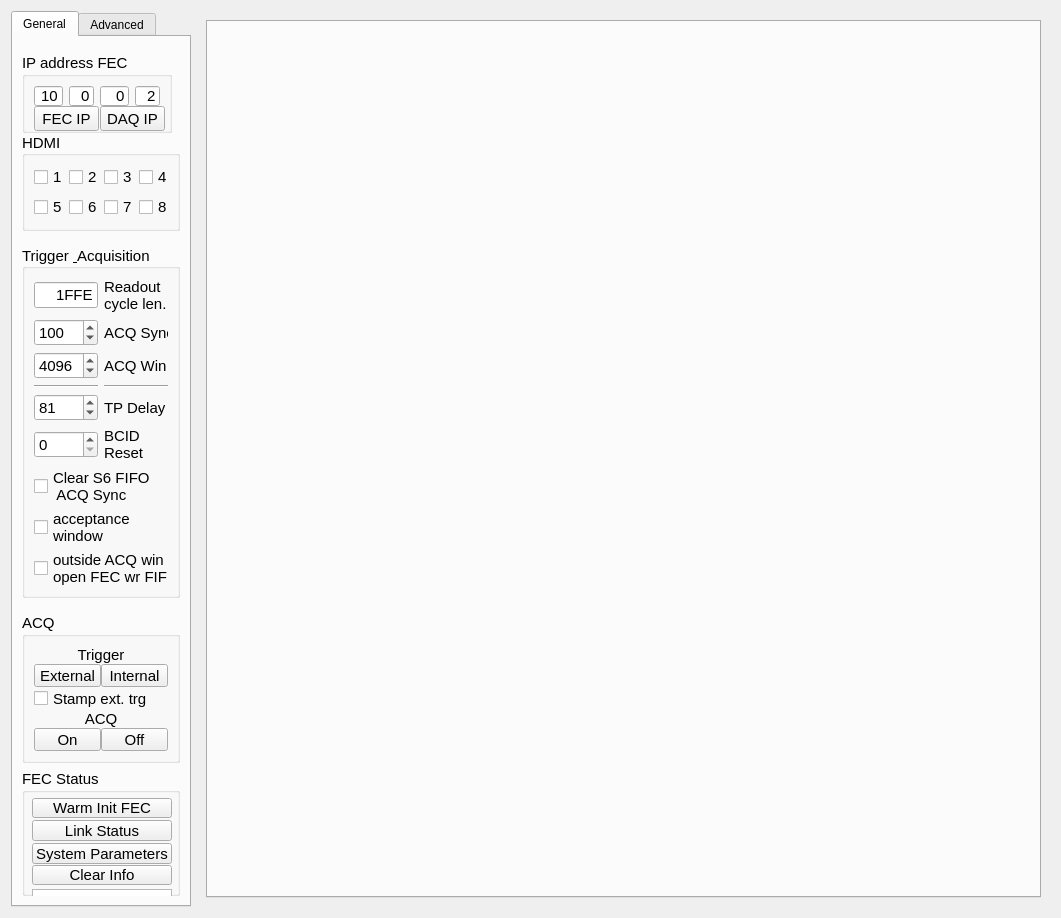
YanzhaoW/vmmsc, file src/fec_window.ui: the form before one commit.
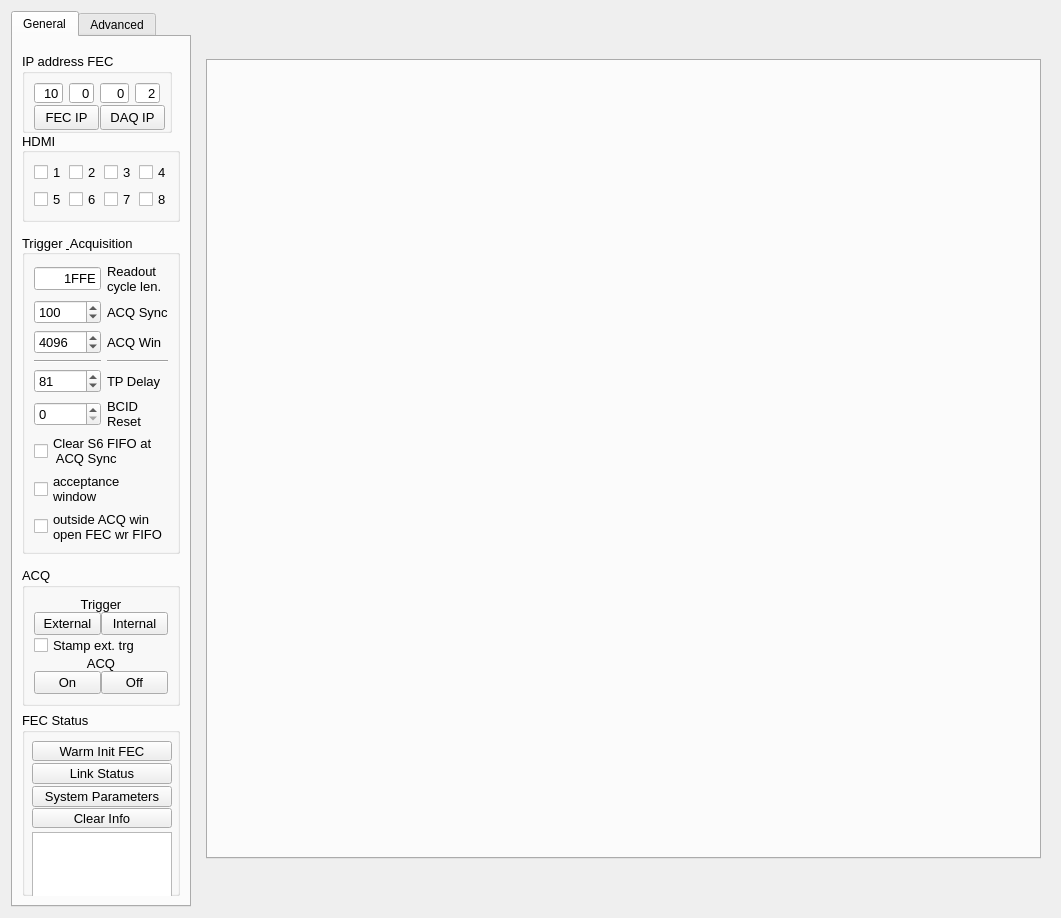
The form after the commit.

Commit message: made GUI more pretty

What changed in the file:
```diff
--- a/src/fec_window.ui
+++ b/src/fec_window.ui
@@ -53,7 +53,7 @@
          <property name="font">
           <font>
            <family>Arial</family>
-           <pointsize>11</pointsize>
+           <pointsize>10</pointsize>
           </font>
          </property>
          <property name="title">
@@ -83,7 +83,7 @@
           <property name="font">
            <font>
             <family>Arial</family>
-            <pointsize>11</pointsize>
+            <pointsize>10</pointsize>
            </font>
           </property>
           <property name="text">
@@ -111,6 +111,11 @@
             <height>20</height>
            </size>
           </property>
+          <property name="font">
+           <font>
+            <pointsize>10</pointsize>
+           </font>
+          </property>
           <property name="text">
            <string>Link Status</string>
           </property>
@@ -136,6 +141,11 @@
             <height>20</height>
            </size>
           </property>
+          <property name="font">
+           <font>
+            <pointsize>10</pointsize>
+           </font>
+          </property>
           <property name="text">
            <string>System Parameters</string>
           </property>
@@ -155,6 +165,11 @@
             <height>20</height>
            </size>
           </property>
+          <property name="font">
+           <font>
+            <pointsize>10</pointsize>
+           </font>
+          </property>
           <property name="text">
            <string>Clear Info</string>
           </property>
@@ -206,7 +221,7 @@
          <property name="font">
           <font>
            <family>Arial</family>
-           <pointsize>11</pointsize>
+           <pointsize>10</pointsize>
           </font>
          </property>
          <property name="title">
@@ -230,7 +245,7 @@
             <property name="font">
              <font>
               <family>Arial</family>
-              <pointsize>11</pointsize>
+              <pointsize>10</pointsize>
              </font>
             </property>
             <property name="text">
@@ -261,7 +276,7 @@
             <property name="font">
              <font>
               <family>Arial</family>
-              <pointsize>11</pointsize>
+              <pointsize>10</pointsize>
              </font>
             </property>
             <property name="text">
@@ -292,7 +307,7 @@
             <property name="font">
              <font>
               <family>Arial</family>
-              <pointsize>11</pointsize>
+              <pointsize>10</pointsize>
              </font>
             </property>
             <property name="text">
@@ -314,7 +329,7 @@
             <property name="font">
              <font>
               <family>Arial</family>
-              <pointsize>11</pointsize>
+              <pointsize>10</pointsize>
              </font>
             </property>
             <property name="text">
@@ -345,7 +360,7 @@
             <property name="font">
              <font>
               <family>Arial</family>
-              <pointsize>11</pointsize>
+              <pointsize>10</pointsize>
              </font>
             </property>
             <property name="toolTip">
@@ -373,7 +388,7 @@
             <property name="font">
              <font>
               <family>Arial</family>
-              <pointsize>11</pointsize>
+              <pointsize>10</pointsize>
              </font>
             </property>
             <property name="toolTip">
@@ -404,7 +419,7 @@
          <property name="font">
           <font>
            <family>Arial</family>
-           <pointsize>11</pointsize>
+           <pointsize>10</pointsize>
           </font>
          </property>
          <property name="title">
@@ -426,7 +441,7 @@
             <property name="font">
              <font>
               <family>Arial</family>
-              <pointsize>11</pointsize>
+              <pointsize>10</pointsize>
              </font>
             </property>
             <property name="text">
@@ -442,7 +457,7 @@
             <property name="font">
              <font>
               <family>Arial</family>
-              <pointsize>11</pointsize>
+              <pointsize>10</pointsize>
              </font>
             </property>
             <property name="minimum">
@@ -464,7 +479,7 @@
             <property name="font">
              <font>
               <family>Arial</family>
-              <pointsize>11</pointsize>
+              <pointsize>10</pointsize>
              </font>
             </property>
             <property name="minimum">
@@ -486,7 +501,7 @@
             <property name="font">
              <font>
               <family>Arial</family>
-              <pointsize>11</pointsize>
+              <pointsize>10</pointsize>
              </font>
             </property>
             <property name="text">
@@ -499,7 +514,7 @@
             <property name="font">
              <font>
               <family>Arial</family>
-              <pointsize>11</pointsize>
+              <pointsize>10</pointsize>
              </font>
             </property>
             <property name="text">
@@ -515,7 +530,7 @@
             <property name="font">
              <font>
               <family>Arial</family>
-              <pointsize>11</pointsize>
+              <pointsize>10</pointsize>
              </font>
             </property>
             <property name="text">
@@ -531,7 +546,7 @@
             <property name="font">
              <font>
               <family>Arial</family>
-              <pointsize>11</pointsize>
+              <pointsize>10</pointsize>
              </font>
             </property>
             <property name="minimum">
@@ -553,7 +568,7 @@
             <property name="font">
              <font>
               <family>Arial</family>
-              <pointsize>11</pointsize>
+              <pointsize>10</pointsize>
              </font>
             </property>
             <property name="text">
@@ -566,7 +581,7 @@
             <property name="font">
              <font>
               <family>Arial</family>
-              <pointsize>11</pointsize>
+              <pointsize>10</pointsize>
              </font>
             </property>
             <property name="text">
@@ -582,7 +597,7 @@
             <property name="font">
              <font>
               <family>Arial</family>
-              <pointsize>11</pointsize>
+              <pointsize>10</pointsize>
              </font>
             </property>
             <property name="minimum">
@@ -618,6 +633,11 @@
                   <height>0</height>
                  </size>
                 </property>
+                <property name="font">
+                 <font>
+                  <pointsize>10</pointsize>
+                 </font>
+                </property>
                 <property name="text">
                  <string>Clear S6 FIFO at
  ACQ Sync</string>
@@ -649,6 +669,11 @@
               </property>
               <item>
                <widget class="QCheckBox" name="AccWin">
+                <property name="font">
+                 <font>
+                  <pointsize>10</pointsize>
+                 </font>
+                </property>
                 <property name="text">
                  <string>acceptance
 window</string>
@@ -661,6 +686,11 @@
              <layout class="QHBoxLayout" name="horizontalLayout_6">
               <item>
                <widget class="QCheckBox" name="OpenWrFifo">
+                <property name="font">
+                 <font>
+                  <pointsize>10</pointsize>
+                 </font>
+                </property>
                 <property name="text">
                  <string>outside ACQ win
 open FEC wr FIFO</string>
@@ -685,7 +715,7 @@
          <property name="font">
           <font>
            <family>Arial</family>
-           <pointsize>11</pointsize>
+           <pointsize>10</pointsize>
           </font>
          </property>
          <property name="title">
@@ -697,6 +727,12 @@
          <layout class="QGridLayout" name="gridLayout_4">
           <item row="0" column="0">
            <widget class="QCheckBox" name="Box_hdmi1">
+            <property name="font">
+             <font>
+              <family>Arial</family>
+              <pointsize>10</pointsize>
+             </font>
+            </property>
             <property name="text">
              <string>1</string>
             </property>
@@ -704,6 +740,11 @@
           </item>
           <item row="0" column="2">
            <widget class="QCheckBox" name="Box_hdmi3">
+            <property name="font">
+             <font>
+              <pointsize>10</pointsize>
+             </font>
+            </property>
             <property name="text">
              <string>3</string>
             </property>
@@ -711,6 +752,11 @@
           </item>
           <item row="0" column="1">
            <widget class="QCheckBox" name="Box_hdmi2">
+            <property name="font">
+             <font>
+              <pointsize>10</pointsize>
+             </font>
+            </property>
             <property name="text">
              <string>2</string>
             </property>
@@ -718,6 +764,12 @@
           </item>
           <item row="0" column="3">
            <widget class="QCheckBox" name="Box_hdmi4">
+            <property name="font">
+             <font>
+              <family>Arial</family>
+              <pointsize>10</pointsize>
+             </font>
+            </property>
             <property name="text">
              <string>4</string>
             </property>
@@ -725,6 +777,11 @@
           </item>
           <item row="1" column="0">
            <widget class="QCheckBox" name="Box_hdmi5">
+            <property name="font">
+             <font>
+              <pointsize>10</pointsize>
+             </font>
+            </property>
             <property name="text">
              <string>5</string>
             </property>
@@ -732,6 +789,11 @@
           </item>
           <item row="1" column="1">
            <widget class="QCheckBox" name="Box_hdmi6">
+            <property name="font">
+             <font>
+              <pointsize>10</pointsize>
+             </font>
+            </property>
             <property name="text">
              <string>6</string>
             </property>
@@ -739,6 +801,11 @@
           </item>
           <item row="1" column="2">
            <widget class="QCheckBox" name="Box_hdmi7">
+            <property name="font">
+             <font>
+              <pointsize>10</pointsize>
+             </font>
+            </property>
             <property name="text">
              <string>7</string>
             </property>
@@ -746,6 +813,11 @@
           </item>
           <item row="1" column="3">
            <widget class="QCheckBox" name="Box_hdmi8">
+            <property name="font">
+             <font>
+              <pointsize>10</pointsize>
+             </font>
+            </property>
             <property name="text">
              <string>8</string>
             </property>
@@ -771,7 +843,7 @@
          <property name="font">
           <font>
            <family>Arial</family>
-           <pointsize>11</pointsize>
+           <pointsize>10</pointsize>
           </font>
          </property>
          <property name="title">
@@ -791,6 +863,11 @@
                 <height>20</height>
                </size>
               </property>
+              <property name="font">
+               <font>
+                <pointsize>10</pointsize>
+               </font>
+              </property>
               <property name="text">
                <string>Trigger</string>
               </property>
@@ -809,7 +886,7 @@
                 <property name="font">
                  <font>
                   <family>Arial</family>
-                  <pointsize>11</pointsize>
+                  <pointsize>10</pointsize>
                  </font>
                 </property>
                 <property name="focusPolicy">
@@ -834,7 +911,7 @@
                 <property name="font">
                  <font>
                   <family>Arial</family>
-                  <pointsize>11</pointsize>
+                  <pointsize>10</pointsize>
                  </font>
                 </property>
                 <property name="focusPolicy">
@@ -855,7 +932,7 @@
               <property name="font">
                <font>
                 <family>Arial</family>
-                <pointsize>11</pointsize>
+                <pointsize>10</pointsize>
                </font>
               </property>
               <property name="text">
@@ -886,7 +963,7 @@
                 <property name="font">
                  <font>
                   <family>Arial</family>
-                  <pointsize>11</pointsize>
+                  <pointsize>10</pointsize>
                  </font>
                 </property>
                 <property name="focusPolicy">
@@ -905,7 +982,7 @@
                 <property name="font">
                  <font>
                   <family>Arial</family>
-                  <pointsize>11</pointsize>
+                  <pointsize>10</pointsize>
                  </font>
                 </property>
                 <property name="focusPolicy">
@@ -1386,12 +1463,24 @@
      <layout class="QGridLayout" name="gridLayout_8">
       <item row="0" column="0">
        <widget class="QTabWidget" name="tabWidget">
+        <property name="sizePolicy">
+         <sizepolicy hsizetype="Expanding" vsizetype="Fixed">
+          <horstretch>0</horstretch>
+          <verstretch>0</verstretch>
+         </sizepolicy>
+        </property>
         <property name="minimumSize">
          <size>
           <width>800</width>
           <height>800</height>
          </size>
         </property>
+        <property name="font">
+         <font>
+          <family>Arial</family>
+          <pointsize>11</pointsize>
+         </font>
+        </property>
        </widget>
       </item>
      </layout>
```
Left out of the diff: 112 changed lines with no effect on the pictures. The commit also changes 6 other files.
